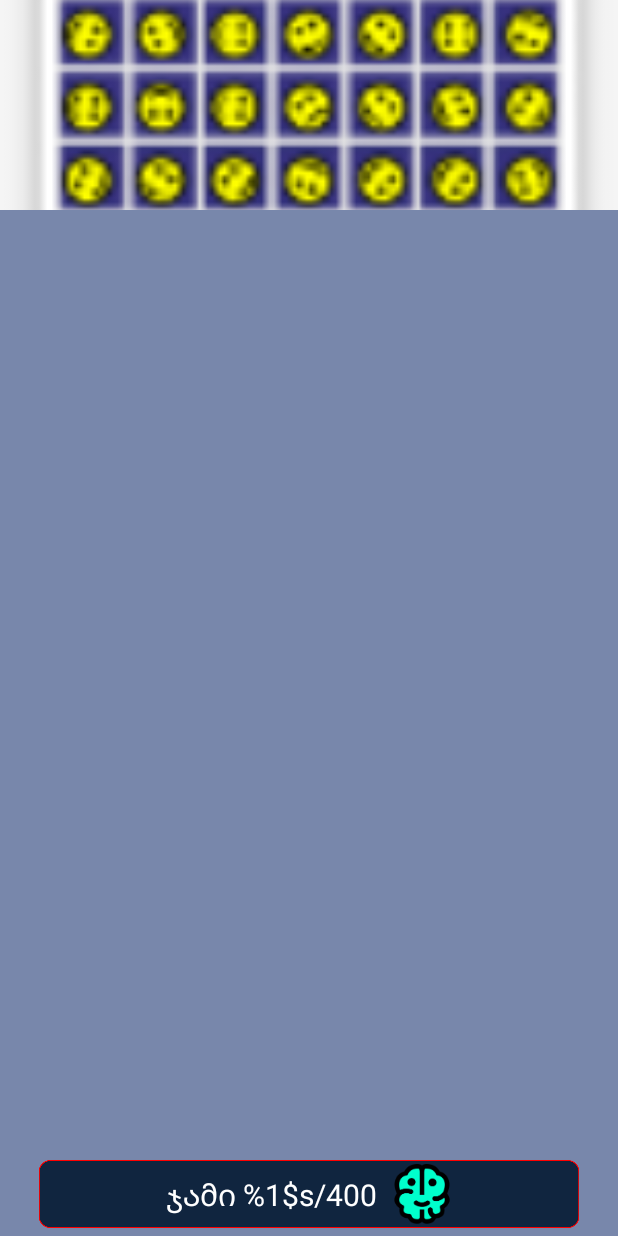
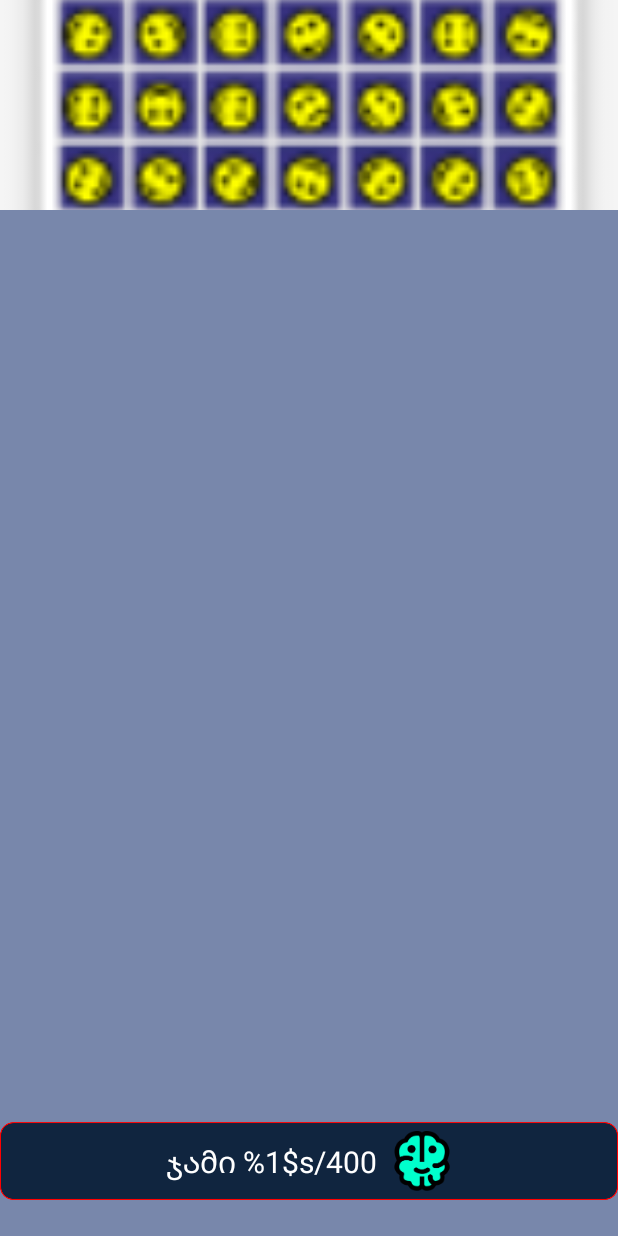
Before and after one commit to BekaGitHub/LogicGame, an Android app: the layout activity_main.xml on its own in the app's theme, with its tools: preview values and no code run, on a phone screen of 412 x 824 dp. Run offline under Robolectric (Android 15) with nearby library versions, the light colour scheme and no system bars.

Commit message:
main layout BUGFIX

```diff
--- a/app/src/main/res/layout/activity_main.xml
+++ b/app/src/main/res/layout/activity_main.xml
@@ -1,7 +1,8 @@
 <?xml version="1.0" encoding="utf-8"?>
-<RelativeLayout xmlns:android="http://schemas.android.com/apk/res/android"
+<LinearLayout xmlns:android="http://schemas.android.com/apk/res/android"
   xmlns:tools="http://schemas.android.com/tools"
   android:id="@+id/activity_main"
+    android:orientation="vertical"
   android:layout_width="match_parent"
   android:layout_height="match_parent"
   android:background="#7887AB"
@@ -13,7 +14,8 @@
     xmlns:tools="http://schemas.android.com/tools"
     android:id="@+id/coordinator_layout"
     android:layout_width="match_parent"
-    android:layout_height="wrap_content"
+    android:layout_height="0dp"
+      android:layout_weight="1"
     tools:context="com.example.my.swipe.MainActivity">
 
     <android.support.design.widget.AppBarLayout
@@ -50,12 +52,6 @@
         </android.support.v7.widget.Toolbar>
       </android.support.design.widget.CollapsingToolbarLayout>
 
-      <LinearLayout
-        android:layout_width="match_parent"
-        android:layout_height="100dp">
-
-      </LinearLayout>
-
     </android.support.design.widget.AppBarLayout>
 
     <android.support.v7.widget.RecyclerView
@@ -71,8 +67,6 @@
   <RelativeLayout
     android:layout_width="match_parent"
     android:layout_height="wrap_content"
-    android:layout_margin="5dp"
-    android:layout_below="@+id/coordinator_layout"
     >
 
     <ImageView
@@ -107,4 +101,4 @@
 
 
   </RelativeLayout>
-</RelativeLayout>
+</LinearLayout>
```
